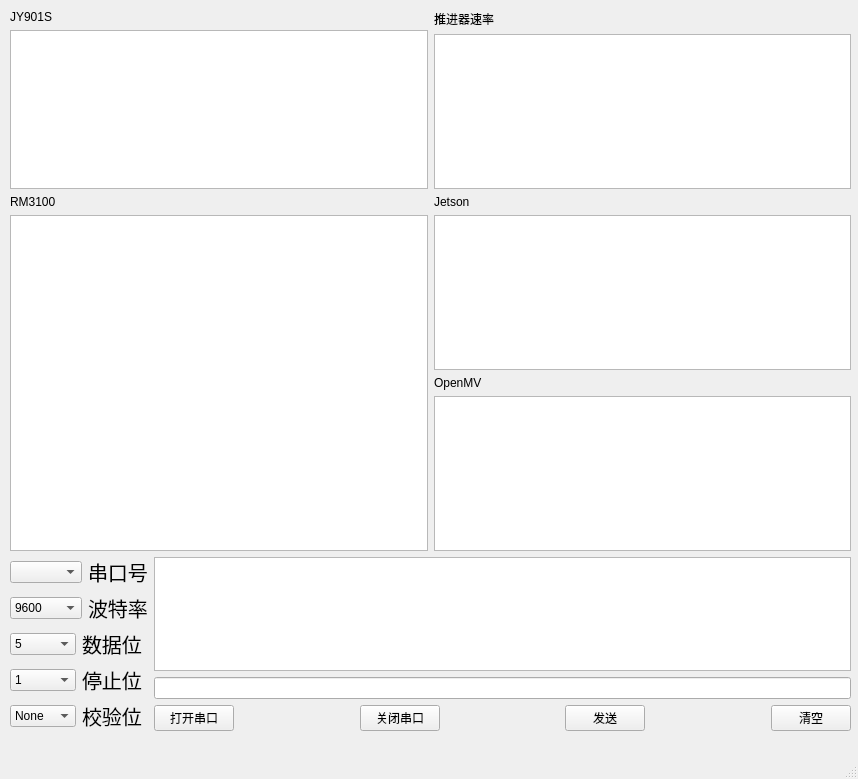
First picture: the form in mainwindow.ui, repository PoisonNF/CrucisIPC, before the edit.
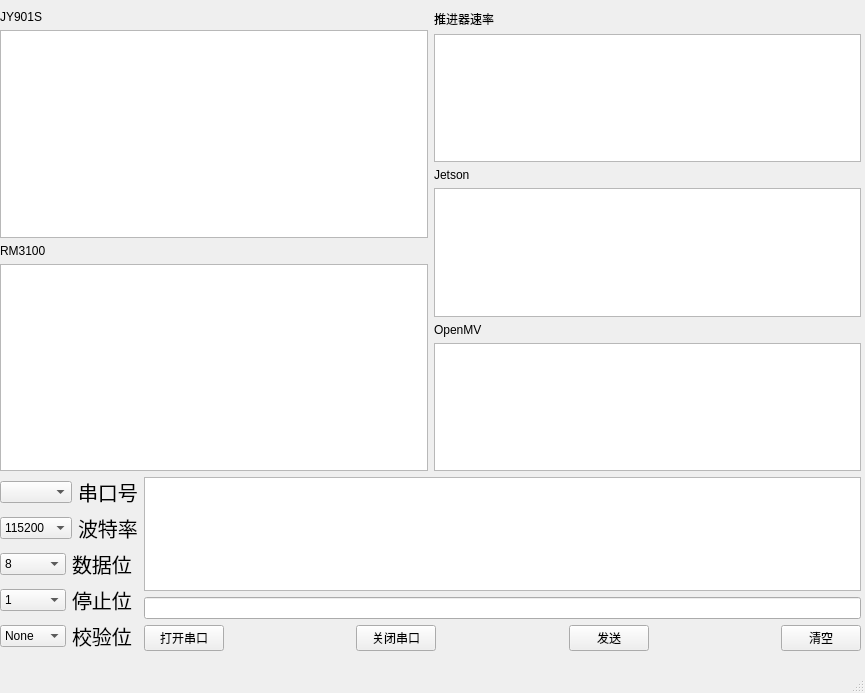
Second picture: the form after the edit.

Diff of the .ui file:
```diff
--- a/mainwindow.ui
+++ b/mainwindow.ui
@@ -6,27 +6,65 @@
    <rect>
     <x>0</x>
     <y>0</y>
-    <width>858</width>
-    <height>779</height>
+    <width>865</width>
+    <height>693</height>
    </rect>
   </property>
   <property name="windowTitle">
    <string>CrucisIPC</string>
   </property>
   <widget class="QWidget" name="centralwidget">
-   <widget class="QWidget" name="layoutWidget">
+   <widget class="QWidget" name="">
     <property name="geometry">
      <rect>
-      <x>10</x>
+      <x>0</x>
       <y>10</y>
-      <width>841</width>
-      <height>721</height>
+      <width>861</width>
+      <height>641</height>
      </rect>
     </property>
-    <layout class="QGridLayout" name="gridLayout_4">
-     <item row="0" column="0" colspan="2">
       <layout class="QGridLayout" name="gridLayout_3">
-       <item row="0" column="1">
+     <item row="0" column="0" colspan="2">
+      <layout class="QHBoxLayout" name="horizontalLayout_7">
+       <item>
+        <layout class="QVBoxLayout" name="verticalLayout_7">
+         <item>
+          <layout class="QVBoxLayout" name="verticalLayout">
+           <item>
+            <widget class="QLabel" name="label_6">
+             <property name="text">
+              <string>JY901S</string>
+             </property>
+            </widget>
+           </item>
+           <item>
+            <widget class="QTableView" name="JY901TB">
+             <property name="textElideMode">
+              <enum>Qt::ElideRight</enum>
+             </property>
+            </widget>
+           </item>
+          </layout>
+         </item>
+         <item>
+          <layout class="QVBoxLayout" name="verticalLayout_2">
+           <item>
+            <widget class="QLabel" name="label_10">
+             <property name="text">
+              <string>RM3100</string>
+             </property>
+            </widget>
+           </item>
+           <item>
+            <widget class="QTableView" name="RM3100TB"/>
+           </item>
+          </layout>
+         </item>
+        </layout>
+       </item>
+       <item>
+        <layout class="QVBoxLayout" name="verticalLayout_8">
+         <item>
         <layout class="QVBoxLayout" name="verticalLayout_3">
          <item>
           <widget class="QLabel" name="label_7">
@@ -50,57 +88,7 @@
          </item>
         </layout>
        </item>
-       <item row="0" column="0">
-        <layout class="QVBoxLayout" name="verticalLayout">
          <item>
-          <widget class="QLabel" name="label_6">
-           <property name="text">
-            <string>JY901S</string>
-           </property>
-          </widget>
-         </item>
-         <item>
-          <widget class="QTableView" name="JY901TB"/>
-         </item>
-        </layout>
-       </item>
-       <item row="2" column="1">
-        <layout class="QVBoxLayout" name="verticalLayout_5">
-         <item>
-          <widget class="QLabel" name="label_9">
-           <property name="text">
-            <string>OpenMV</string>
-           </property>
-          </widget>
-         </item>
-         <item>
-          <widget class="QPlainTextEdit" name="plainTextEdit_5">
-           <property name="readOnly">
-            <bool>true</bool>
-           </property>
-          </widget>
-         </item>
-        </layout>
-       </item>
-       <item row="1" column="0" rowspan="2">
-        <layout class="QVBoxLayout" name="verticalLayout_2">
-         <item>
-          <widget class="QLabel" name="label_10">
-           <property name="text">
-            <string>RM3100</string>
-           </property>
-          </widget>
-         </item>
-         <item>
-          <widget class="QPlainTextEdit" name="plainTextEdit_3">
-           <property name="readOnly">
-            <bool>true</bool>
-           </property>
-          </widget>
-         </item>
-        </layout>
-       </item>
-       <item row="1" column="1">
         <layout class="QVBoxLayout" name="verticalLayout_4">
          <item>
           <widget class="QLabel" name="label_8">
@@ -118,6 +106,26 @@
          </item>
         </layout>
        </item>
+         <item>
+          <layout class="QVBoxLayout" name="verticalLayout_5">
+           <item>
+            <widget class="QLabel" name="label_9">
+             <property name="text">
+              <string>OpenMV</string>
+             </property>
+            </widget>
+           </item>
+           <item>
+            <widget class="QPlainTextEdit" name="plainTextEdit_5">
+             <property name="readOnly">
+              <bool>true</bool>
+             </property>
+            </widget>
+           </item>
+          </layout>
+         </item>
+        </layout>
+       </item>
       </layout>
      </item>
      <item row="1" column="0">
@@ -149,6 +157,11 @@
            <property name="currentText">
             <string>115200</string>
            </property>
+           <item>
+            <property name="text">
+             <string>115200</string>
+            </property>
+           </item>
            <item>
             <property name="text">
              <string>9600</string>
@@ -185,12 +198,7 @@
            </property>
            <item>
             <property name="text">
-             <string>5</string>
-            </property>
-           </item>
-           <item>
-            <property name="text">
-             <string>6</string>
+             <string>8</string>
             </property>
            </item>
            <item>
```
Left out of the diff: 14 changed lines with no effect on the pictures. Lines whose indentation alone changed are shown as unchanged.
